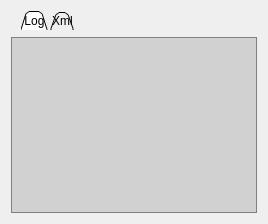
Before: the Qt Designer form branches/macjariel/src/client/logwidget.ui in kubos741/kbang, drawn with Qt 5.
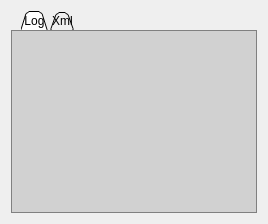
After: the same form once the commit is applied.

Commit message: Commented accidentaly uncommented stylesheet.

What changed in the file:
```diff
--- a/branches/macjariel/src/client/logwidget.ui
+++ b/branches/macjariel/src/client/logwidget.ui
@@ -29,10 +29,10 @@
 	background: rgba(0, 0, 0, 0);
 	border: 0;
 
-    
+    /*    
     position: absolute;
     top: 7px;
-    
+    */
 }
 QTabWidget::tab-bar {
 	left: 10px;
```
